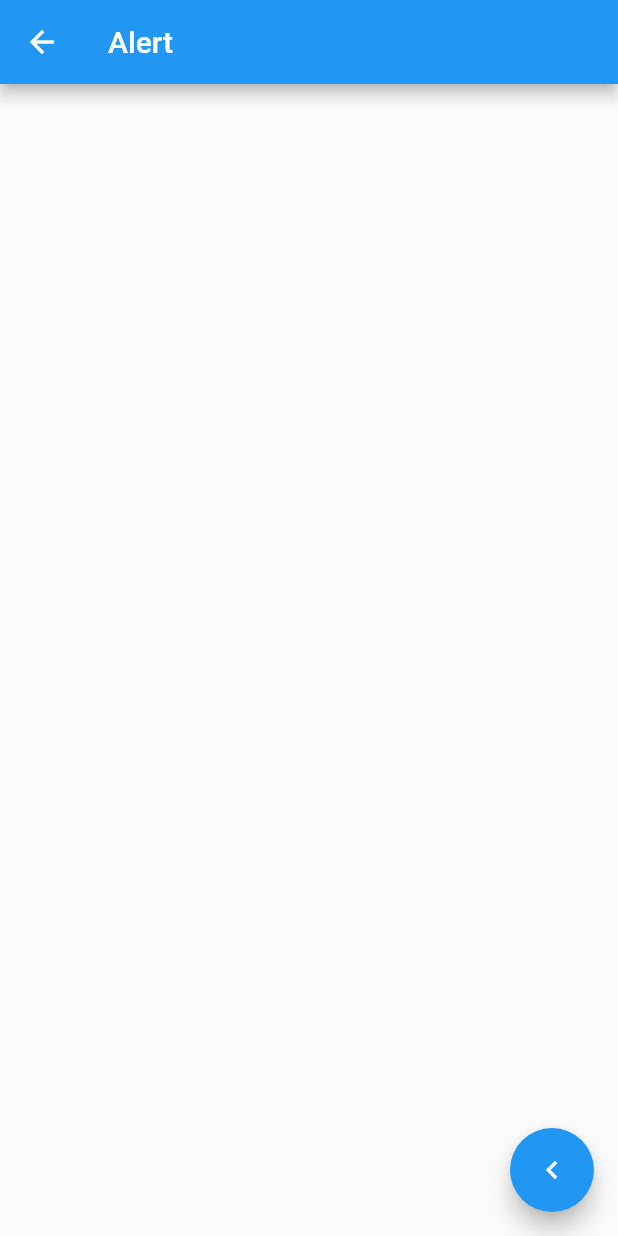
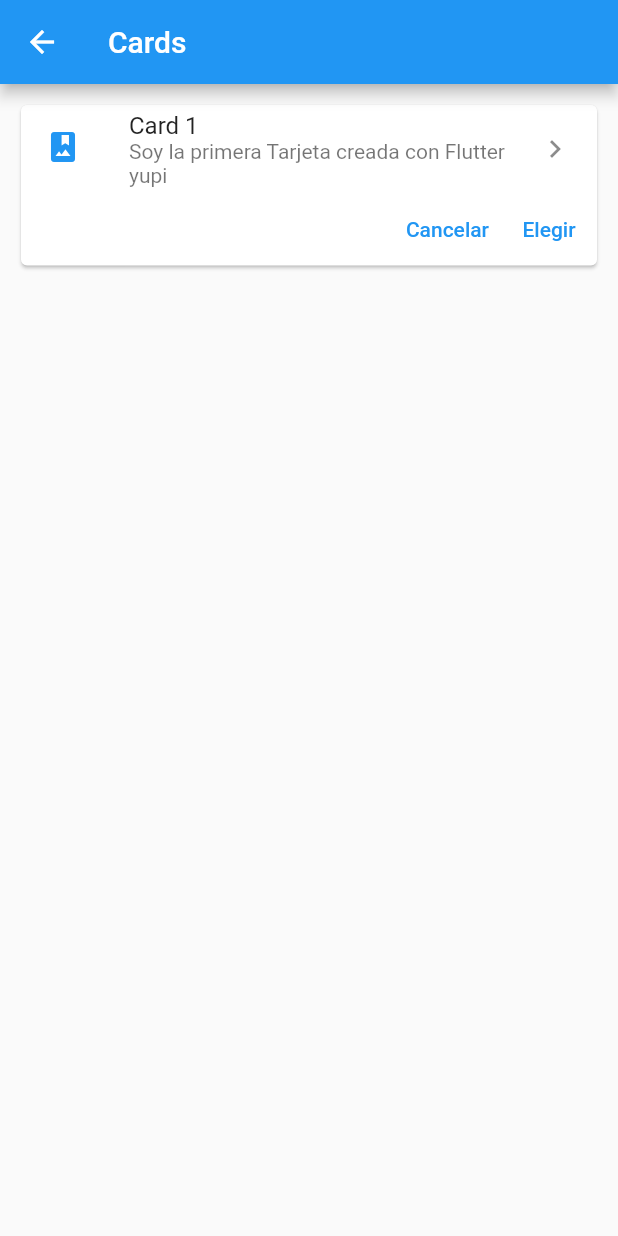
Before and after one commit to SPablo2191/LaboratoryOfComponents, a Flutter app: the screen it shows after launch, after a tap on "Cards - Tarjetas", on a phone screen of 412 x 824 dp. Run offline on Flutter 3.47's test engine with Material 2 defaults, Android fonts, the light colour scheme and no system bars.

Commit message:
feat: Cards page added

```diff
--- /dev/null
+++ b/lib/src/pages/card_page.dart
@@ -0,0 +1,43 @@
+import 'package:flutter/material.dart';
+
+class CardPage extends StatelessWidget {
+  const CardPage({super.key});
+
+  @override
+  Widget build(BuildContext context) {
+    return Scaffold(
+      appBar: AppBar(
+        title: Text('Cards'),
+      ),
+      body: ListView(
+        padding: EdgeInsets.all(10.0),
+        children: [_getCard1()],
+      ),
+    );
+  }
+
+  Widget _getCard1() {
+    return Card(
+      child: Column(
+        children: [
+          ListTile(
+            leading: Icon(
+              Icons.photo_album,
+              color: Colors.blue,
+            ),
+            title: Text('Card 1'),
+            subtitle: Text('Soy la primera Tarjeta creada con Flutter yupi'),
+            trailing: Icon(Icons.keyboard_arrow_right),
+          ),
+          Row(
+            mainAxisAlignment: MainAxisAlignment.end,
+            children: [
+              TextButton(onPressed: () {}, child: Text('Cancelar')),
+              TextButton(onPressed: () {}, child: Text('Elegir')),
+            ],
+          )
+        ],
+      ),
+    );
+  }
+}
--- a/lib/src/routes/routes.dart
+++ b/lib/src/routes/routes.dart
@@ -2,12 +2,14 @@ import 'package:flutter/material.dart';
 
 import '../pages/alert_page.dart';
 import '../pages/avatar_page.dart';
+import '../pages/card_page.dart';
 import '../pages/home_page.dart';
 
 Map<String, WidgetBuilder> getRoutes() {
   return <String, WidgetBuilder>{
     '/': (BuildContext context) => HomePage(),
     'alert': (BuildContext context) => AlertPage(),
-    'avatar': (BuildContext context) => AvatarPage()
+    'avatar': (BuildContext context) => AvatarPage(),
+    'card': (BuildContext context) => CardPage()
   };
 }
```
